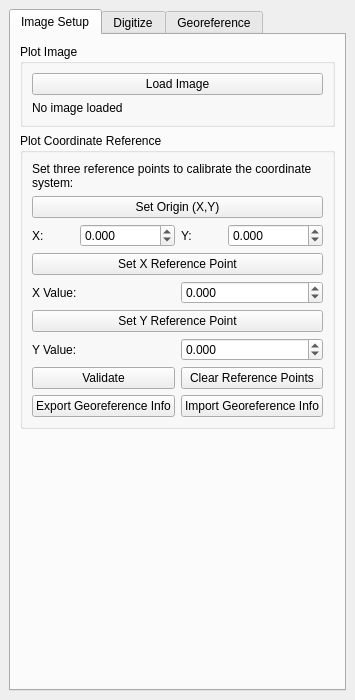
Before: the Qt Designer form cross_section_digitizer_dockwidget_base.ui in loicbachelot/cross_section_digitizer, drawn with Qt 5.
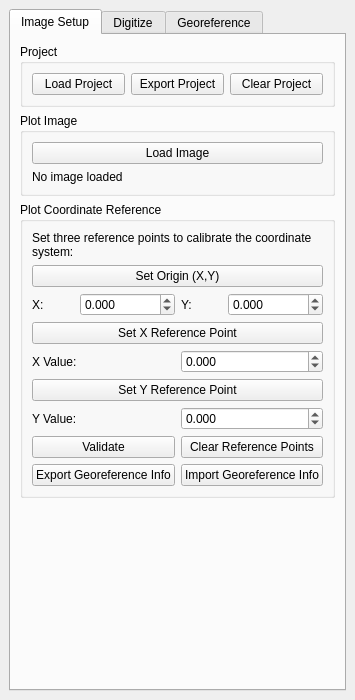
After: the same form once the commit is applied.

Commit message: added project loading/saving/clearing

The edit to the form file:
```diff
--- a/cross_section_digitizer_dockwidget_base.ui
+++ b/cross_section_digitizer_dockwidget_base.ui
@@ -25,6 +25,36 @@
         <string>Image Setup</string>
        </attribute>
        <layout class="QVBoxLayout" name="verticalLayout_2">
+        <item>
+         <widget class="QGroupBox" name="groupBox_project">
+          <property name="title">
+           <string>Project</string>
+          </property>
+          <layout class="QHBoxLayout" name="horizontalLayout_project">
+           <item>
+            <widget class="QPushButton" name="btn_load_project">
+             <property name="text">
+              <string>Load Project</string>
+             </property>
+            </widget>
+           </item>
+           <item>
+            <widget class="QPushButton" name="btn_export_project">
+             <property name="text">
+              <string>Export Project</string>
+             </property>
+            </widget>
+           </item>
+           <item>
+            <widget class="QPushButton" name="btn_clear_project">
+             <property name="text">
+              <string>Clear Project</string>
+             </property>
+            </widget>
+           </item>
+          </layout>
+         </widget>
+        </item>
         <item>
          <widget class="QGroupBox" name="groupBox_image">
           <property name="title">
```
Left out of the diff: 21 changed lines with no effect on the pictures. The commit also changes 1 other file.
